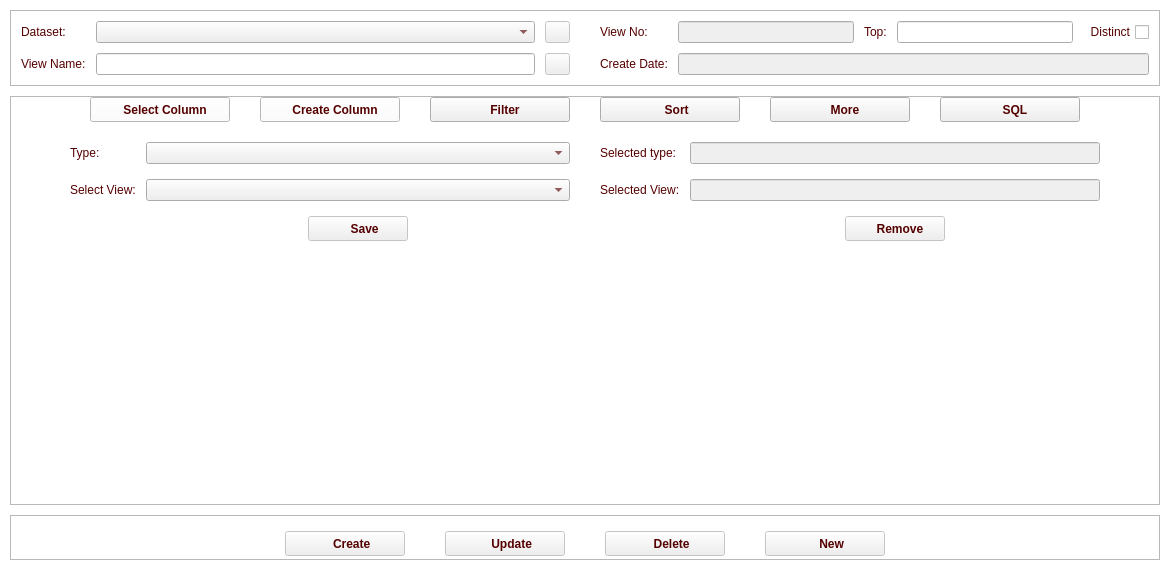
The window that frmCreateView.ui (thuongtm/CreateView) describes before a commit, drawn with Qt 5.
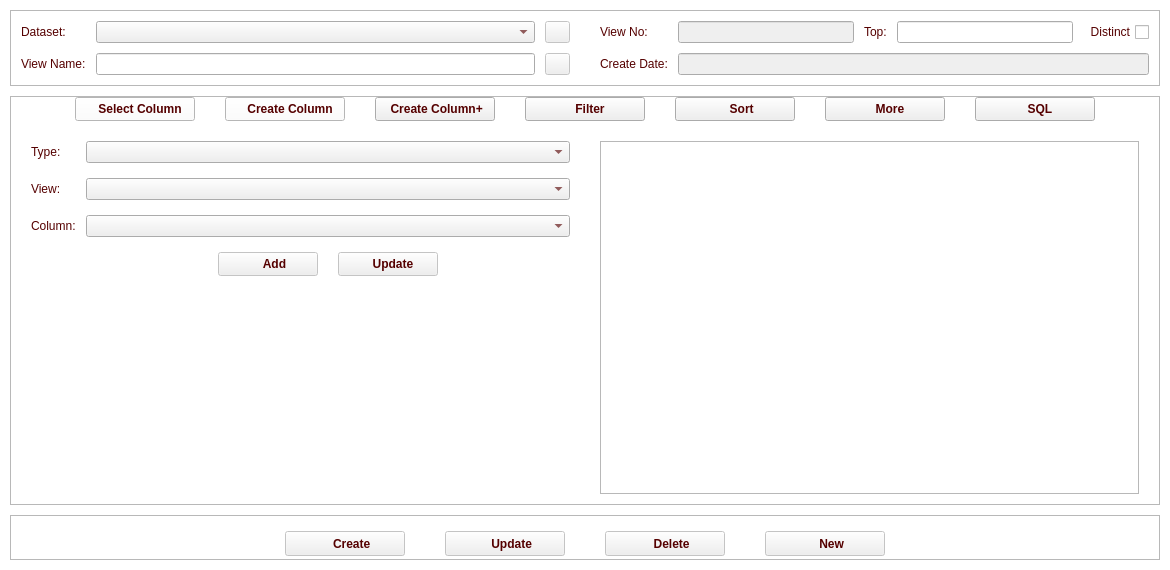
The same window after the commit. Icons and pictures are not drawn.

The edit to the form file:
```diff
--- a/frmCreateView.ui
+++ b/frmCreateView.ui
@@ -756,14 +756,14 @@
          <widget class="QPushButton" name="btnTabSelectColumn">
           <property name="minimumSize">
            <size>
-            <width>140</width>
-            <height>25</height>
+            <width>120</width>
+            <height>24</height>
            </size>
           </property>
           <property name="maximumSize">
            <size>
-            <width>140</width>
-            <height>25</height>
+            <width>120</width>
+            <height>24</height>
            </size>
           </property>
           <property name="palette">
@@ -1262,14 +1262,14 @@
          <widget class="QPushButton" name="btnTabCreateColumn">
           <property name="minimumSize">
            <size>
-            <width>140</width>
-            <height>25</height>
+            <width>120</width>
+            <height>24</height>
            </size>
           </property>
           <property name="maximumSize">
            <size>
-            <width>140</width>
-            <height>25</height>
+            <width>120</width>
+            <height>24</height>
            </size>
           </property>
           <property name="palette">
@@ -1764,6 +1764,34 @@
           </property>
          </widget>
         </item>
+        <item>
+         <widget class="QPushButton" name="btnTabColumnPlus">
+          <property name="minimumSize">
+           <size>
+            <width>120</width>
+            <height>24</height>
+           </size>
+          </property>
+          <property name="maximumSize">
+           <size>
+            <width>120</width>
+            <height>24</height>
+           </size>
+          </property>
+          <property name="font">
+           <font>
+            <bold>true</bold>
+           </font>
+          </property>
+          <property name="text">
+           <string> Create Column+</string>
+          </property>
+          <property name="icon">
+           <iconset resource="images.qrc">
+            <normaloff>:/images/images/add-plus.png</normaloff>:/images/images/add-plus.png</iconset>
+          </property>
+         </widget>
+        </item>
         <item>
          <widget class="QPushButton" name="btnTabFilter">
           <property name="enabled">
@@ -1771,14 +1799,14 @@
           </property>
           <property name="minimumSize">
            <size>
-            <width>140</width>
-            <height>25</height>
+            <width>120</width>
+            <height>24</height>
            </size>
           </property>
           <property name="maximumSize">
            <size>
-            <width>140</width>
-            <height>25</height>
+            <width>120</width>
+            <height>24</height>
            </size>
           </property>
           <property name="font">
@@ -1808,14 +1836,14 @@
          <widget class="QPushButton" name="btnTabSort">
           <property name="minimumSize">
            <size>
-            <width>140</width>
-            <height>25</height>
+            <width>120</width>
+            <height>24</height>
            </size>
           </property>
           <property name="maximumSize">
            <size>
-            <width>140</width>
-            <height>25</height>
+            <width>120</width>
+            <height>24</height>
            </size>
           </property>
           <property name="font">
@@ -1845,14 +1873,14 @@
          <widget class="QPushButton" name="btnTabIncluded">
           <property name="minimumSize">
            <size>
-            <width>140</width>
-            <height>25</height>
+            <width>120</width>
+            <height>24</height>
            </size>
           </property>
           <property name="maximumSize">
            <size>
-            <width>140</width>
-            <height>25</height>
+            <width>120</width>
+            <height>24</height>
            </size>
           </property>
           <property name="font">
@@ -1882,14 +1910,14 @@
          <widget class="QPushButton" name="btnTabSql">
           <property name="minimumSize">
            <size>
-            <width>140</width>
-            <height>25</height>
+            <width>120</width>
+            <height>24</height>
            </size>
           </property>
           <property name="maximumSize">
            <size>
-            <width>140</width>
-            <height>25</height>
+            <width>120</width>
+            <height>24</height>
            </size>
           </property>
           <property name="font">
@@ -1936,7 +1964,7 @@
          </size>
         </property>
         <property name="currentIndex">
-         <number>4</number>
+         <number>5</number>
         </property>
         <widget class="QWidget" name="SelectColumnPage">
          <layout class="QHBoxLayout" name="horizontalLayout_8">
@@ -2507,6 +2535,21 @@
           </item>
          </layout>
         </widget>
+        <widget class="QWidget" name="ColumnPlusPage">
+         <widget class="QLabel" name="label_15">
+          <property name="geometry">
+           <rect>
+            <x>540</x>
+            <y>180</y>
+            <width>49</width>
+            <height>16</height>
+           </rect>
+          </property>
+          <property name="text">
+           <string>Morre</string>
+          </property>
+         </widget>
+        </widget>
         <widget class="QWidget" name="FilterPage">
          <layout class="QHBoxLayout" name="horizontalLayout_20">
           <property name="spacing">
@@ -3180,23 +3223,32 @@
           </item>
          </layout>
         </widget>
-        <widget class="QWidget" name="IncludedPage">
+        <widget class="QWidget" name="MorePage">
+         <layout class="QHBoxLayout" name="horizontalLayout_17">
+          <property name="spacing">
+           <number>30</number>
+          </property>
+          <property name="leftMargin">
+           <number>10</number>
+          </property>
+          <property name="topMargin">
+           <number>0</number>
+          </property>
+          <property name="rightMargin">
+           <number>10</number>
+          </property>
+          <property name="bottomMargin">
+           <number>10</number>
+          </property>
+          <item>
          <widget class="QWidget" name="widget_3" native="true">
-          <property name="geometry">
-           <rect>
-            <x>49</x>
-            <y>0</y>
-            <width>500</width>
-            <height>373</height>
-           </rect>
-          </property>
           <property name="minimumSize">
            <size>
             <width>500</width>
             <height>100</height>
            </size>
           </property>
-          <layout class="QVBoxLayout" name="verticalLayout_5">
+            <layout class="QVBoxLayout" name="verticalLayout_4">
            <property name="spacing">
             <number>0</number>
            </property>
@@ -3240,7 +3292,7 @@
              <item row="1" column="0">
               <widget class="QLabel" name="label_14">
                <property name="text">
-                <string>Select View:</string>
+                  <string>View:</string>
                </property>
               </widget>
              </item>
@@ -3255,6 +3307,16 @@
               </widget>
              </item>
              <item row="2" column="0">
+                <widget class="QLabel" name="label_13">
+                 <property name="text">
+                  <string>Column:</string>
+                 </property>
+                </widget>
+               </item>
+               <item row="2" column="1">
+                <widget class="QComboBox" name="cbbMoreColumn"/>
+               </item>
+               <item row="3" column="0">
               <spacer name="horizontalSpacer_7">
                <property name="orientation">
                 <enum>Qt::Horizontal</enum>
@@ -3267,7 +3329,7 @@
                </property>
               </spacer>
              </item>
-             <item row="2" column="1">
+               <item row="3" column="1">
               <layout class="QHBoxLayout" name="horizontalLayout_14">
                <property name="spacing">
                 <number>20</number>
@@ -3293,13 +3355,13 @@
                  <property name="minimumSize">
                   <size>
                    <width>100</width>
-                   <height>25</height>
+                     <height>24</height>
                   </size>
                  </property>
                  <property name="maximumSize">
                   <size>
                    <width>100</width>
-                   <height>25</height>
+                     <height>24</height>
                   </size>
                  </property>
                  <property name="font">
@@ -3308,11 +3370,48 @@
                   </font>
                  </property>
                  <property name="text">
-                  <string>    Save</string>
+                    <string>    Add</string>
                  </property>
                  <property name="icon">
                   <iconset resource="images.qrc">
-                   <normaloff>:/images/images/floppy-disk.png</normaloff>:/images/images/floppy-disk.png</iconset>
+                     <normaloff>:/images/images/add.png</normaloff>:/images/images/add.png</iconset>
+                   </property>
+                   <property name="iconSize">
+                    <size>
+                     <width>18</width>
+                     <height>18</height>
+                    </size>
+                   </property>
+                  </widget>
+                 </item>
+                 <item>
+                  <widget class="QPushButton" name="btnMoreUpdate">
+                   <property name="enabled">
+                    <bool>false</bool>
+                   </property>
+                   <property name="minimumSize">
+                    <size>
+                     <width>100</width>
+                     <height>24</height>
+                    </size>
+                   </property>
+                   <property name="maximumSize">
+                    <size>
+                     <width>100</width>
+                     <height>24</height>
+                    </size>
+                   </property>
+                   <property name="font">
+                    <font>
+                     <bold>true</bold>
+                    </font>
+                   </property>
+                   <property name="text">
+                    <string>   Update</string>
+                   </property>
+                   <property name="icon">
+                    <iconset resource="images.qrc">
+                     <normaloff>:/images/images/loop.png</normaloff>:/images/images/loop.png</iconset>
                  </property>
                  <property name="iconSize">
                   <size>
@@ -3347,176 +3446,48 @@
              <property name="sizeHint" stdset="0">
               <size>
                <width>20</width>
-               <height>246</height>
+                 <height>205</height>
               </size>
              </property>
             </spacer>
            </item>
           </layout>
          </widget>
-         <widget class="QWidget" name="widget_4" native="true">
-          <property name="geometry">
-           <rect>
-            <x>579</x>
-            <y>0</y>
-            <width>500</width>
-            <height>351</height>
-           </rect>
-          </property>
+          </item>
+          <item>
+           <widget class="QTableWidget" name="tbwMore">
           <property name="minimumSize">
            <size>
             <width>500</width>
             <height>0</height>
            </size>
           </property>
-          <layout class="QVBoxLayout" name="verticalLayout_4">
-           <property name="spacing">
-            <number>0</number>
-           </property>
-           <property name="leftMargin">
-            <number>0</number>
-           </property>
-           <property name="topMargin">
-            <number>0</number>
-           </property>
-           <property name="rightMargin">
-            <number>0</number>
-           </property>
-           <property name="bottomMargin">
-            <number>0</number>
-           </property>
-           <item>
-            <layout class="QFormLayout" name="formLayout_6">
-             <property name="horizontalSpacing">
-              <number>10</number>
-             </property>
-             <property name="verticalSpacing">
-              <number>15</number>
-             </property>
-             <item row="0" column="0">
-              <widget class="QLabel" name="label_13">
-               <property name="text">
-                <string>Selected type:</string>
-               </property>
-              </widget>
-             </item>
-             <item row="0" column="1">
-              <widget class="QLineEdit" name="leIncludedTypeCur">
-               <property name="enabled">
-                <bool>false</bool>
-               </property>
-               <property name="minimumSize">
-                <size>
-                 <width>280</width>
-                 <height>0</height>
-                </size>
-               </property>
-              </widget>
-             </item>
-             <item row="1" column="0">
-              <widget class="QLabel" name="label_15">
-               <property name="text">
-                <string>Selected View:</string>
-               </property>
-              </widget>
-             </item>
-             <item row="1" column="1">
-              <widget class="QLineEdit" name="leIncludedViewCur">
-               <property name="enabled">
-                <bool>false</bool>
-               </property>
-               <property name="minimumSize">
-                <size>
-                 <width>280</width>
-                 <height>0</height>
-                </size>
-               </property>
-              </widget>
-             </item>
-             <item row="2" column="0">
-              <spacer name="horizontalSpacer_27">
-               <property name="orientation">
-                <enum>Qt::Horizontal</enum>
-               </property>
-               <property name="sizeHint" stdset="0">
-                <size>
-                 <width>40</width>
-                 <height>20</height>
-                </size>
-               </property>
-              </spacer>
-             </item>
-             <item row="2" column="1">
-              <layout class="QHBoxLayout" name="horizontalLayout_22">
-               <item>
-                <spacer name="horizontalSpacer_28">
-                 <property name="orientation">
-                  <enum>Qt::Horizontal</enum>
-                 </property>
-                 <property name="sizeHint" stdset="0">
-                  <size>
-                   <width>40</width>
-                   <height>20</height>
-                  </size>
-                 </property>
-                </spacer>
-               </item>
-               <item>
-                <widget class="QPushButton" name="btnIncludedRemove">
-                 <property name="enabled">
-                  <bool>false</bool>
-                 </property>
-                 <property name="minimumSize">
-                  <size>
-                   <width>100</width>
-                   <height>25</height>
-                  </size>
-                 </property>
-                 <property name="maximumSize">
-                  <size>
-                   <width>100</width>
-                   <height>25</height>
-                  </size>
-                 </property>
-                 <property name="font">
-                  <font>
-                   <bold>true</bold>
-                  </font>
-                 </property>
-                 <property name="text">
-                  <string>   Remove</string>
-                 </property>
-                 <property name="icon">
-                  <iconset resource="images.qrc">
-                   <normaloff>:/images/images/minus.png</normaloff>:/images/images/minus.png</iconset>
-                 </property>
-                 <property name="iconSize">
-                  <size>
-                   <width>18</width>
-                   <height>18</height>
-                  </size>
-                 </property>
-                </widget>
-               </item>
-               <item>
-                <spacer name="horizontalSpacer_29">
-                 <property name="orientation">
-                  <enum>Qt::Horizontal</enum>
-                 </property>
-                 <property name="sizeHint" stdset="0">
-                  <size>
-                   <width>40</width>
-                   <height>20</height>
-                  </size>
-                 </property>
-                </spacer>
-               </item>
-              </layout>
-             </item>
-            </layout>
-           </item>
-          </layout>
-         </widget>
+            <property name="styleSheet">
+             <string notr="true">QHeaderView::section:checked{
+	background-color: rgb(225, 225, 225);
+}
+QHeaderView::section { 
+	background-color:  rgb(225, 225, 225);
+	color: rgb(85, 0, 0);
+ 	padding-left: 4px;
+ 	border: 0.5px solid rgb(225, 225, 225); }
+
+QTableWidget::item {
+	padding-top: 3px;
+	padding-bottom: 3px;
+	padding-right: 10px;
+	padding-left: 10px;
+}</string>
+            </property>
+            <property name="editTriggers">
+             <set>QAbstractItemView::NoEditTriggers</set>
+            </property>
+            <property name="selectionBehavior">
+             <enum>QAbstractItemView::SelectRows</enum>
+            </property>
+           </widget>
+          </item>
+         </layout>
         </widget>
         <widget class="QWidget" name="Sql">
          <layout class="QHBoxLayout" name="horizontalLayout_12">
```
Left out of the diff: 34 changed lines with no effect on the pictures. Lines whose indentation alone changed are shown as unchanged.
